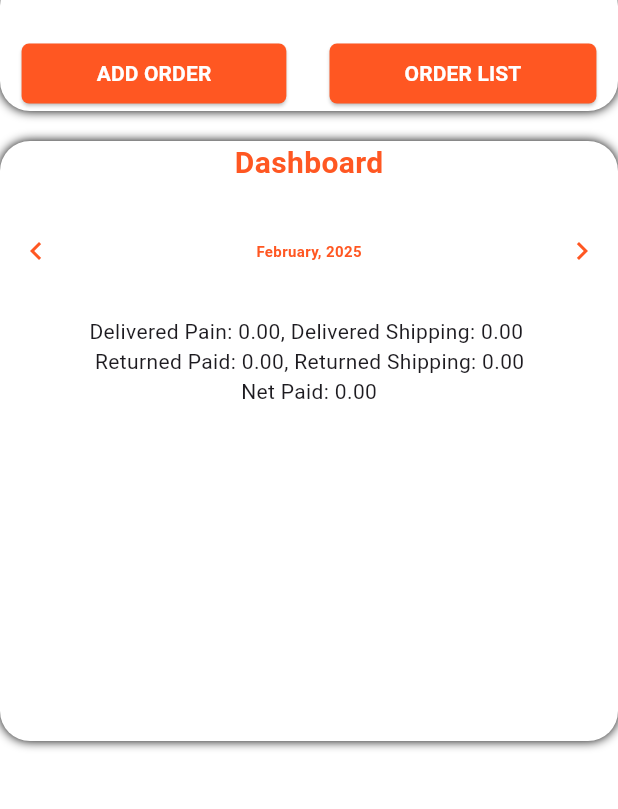
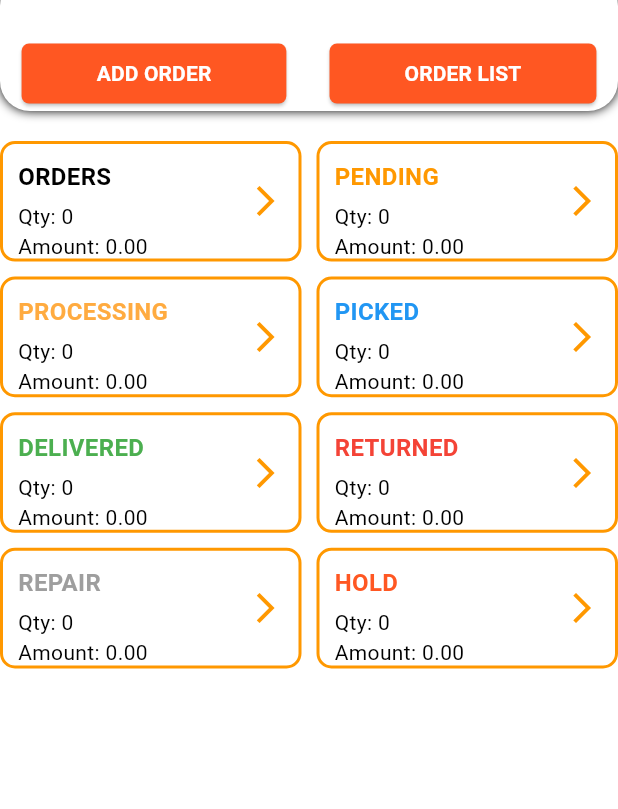
Before and after one commit to Wazid-Hossain/wa_ui, a Flutter app: the screen it shows after launch, on a phone screen of 412 x 824 dp, the part 258-1067 px from its top. Run offline on Flutter 3.47's test engine with Material 3 defaults, Android fonts, the phone set to English and light mode, and no system bars; accounts and stored records are empty.

Commit message:
girdview cards are added

```diff
--- a/lib/pages/HomeScreen/MainHome.dart
+++ b/lib/pages/HomeScreen/MainHome.dart
@@ -8,6 +8,26 @@ class MainHome extends StatefulWidget {
 }
 
 class _MainHomeState extends State<MainHome> {
+  final List<Map<String, dynamic>> statuses = [
+    {'title': 'ORDERS', 'color': Colors.black},
+    {'title': 'PENDING', 'color': Colors.orange},
+    {'title': 'PROCESSING', 'color': Colors.orangeAccent},
+    {'title': 'PICKED', 'color': Colors.blue},
+    {'title': 'DELIVERED', 'color': Colors.green},
+    {'title': 'RETURNED', 'color': Colors.red},
+    {'title': 'REPAIR', 'color': Colors.grey},
+    {'title': 'HOLD', 'color': Colors.deepOrange},
+  ];
+
+  void onCardTap(String title) {
+    Navigator.push(
+      context,
+      MaterialPageRoute(
+        builder: (context) => OrderDetailsScreen(status: title),
+      ),
+    );
+  }
+
   @override
   Widget build(BuildContext context) {
     return Scaffold(
@@ -29,10 +49,7 @@ class _MainHomeState extends State<MainHome> {
       body: SingleChildScrollView(
         child: Column(
           children: [
-            Image(
-              image: AssetImage('images/zeo_logo.jpg'),
-              height: 100,
-            ),
+            Image(image: AssetImage('images/zeo_logo.jpg'), height: 100),
             Center(
               child: Container(
                 height: 90,
@@ -42,10 +59,9 @@ class _MainHomeState extends State<MainHome> {
                   borderRadius: BorderRadius.circular(20),
                   boxShadow: [
                     BoxShadow(
-                      color: Colors.black,
-                      blurRadius: 5,
-                      offset: const Offset(0, 0),
-                    ),
+                        color: Colors.black,
+                        blurRadius: 5,
+                        offset: Offset(0, 0)),
                   ],
                 ),
                 child: Column(
@@ -58,9 +74,7 @@ class _MainHomeState extends State<MainHome> {
                         fontSize: 15,
                       ),
                     ),
-                    SizedBox(
-                      height: 20,
-                    ),
+                    SizedBox(height: 20),
                     Row(
                       mainAxisAlignment: MainAxisAlignment.spaceAround,
                       children: [
@@ -77,11 +91,7 @@ class _MainHomeState extends State<MainHome> {
                             padding: EdgeInsets.symmetric(
                                 horizontal: 50, vertical: 10),
                             shape: RoundedRectangleBorder(
-                              borderRadius: BorderRadius.horizontal(
-                                right: Radius.circular(5),
-                                left: Radius.circular(5),
-                              ),
-                            ),
+                                borderRadius: BorderRadius.circular(5)),
                           ),
                         ),
                         ElevatedButton(
@@ -97,11 +107,7 @@ class _MainHomeState extends State<MainHome> {
                             padding: EdgeInsets.symmetric(
                                 horizontal: 50, vertical: 10),
                             shape: RoundedRectangleBorder(
-                              borderRadius: BorderRadius.horizontal(
-                                left: Radius.circular(5),
-                                right: Radius.circular(5),
-                              ),
-                            ),
+                                borderRadius: BorderRadius.circular(5)),
                           ),
                         ),
                       ],
@@ -110,80 +116,95 @@ class _MainHomeState extends State<MainHome> {
                 ),
               ),
             ),
-            SizedBox(
-              height: 20,
+            SizedBox(height: 20),
+            GridView.builder(
+              shrinkWrap: true,
+              physics: NeverScrollableScrollPhysics(),
+              gridDelegate: SliverGridDelegateWithFixedCrossAxisCount(
+                crossAxisCount: 2,
+                childAspectRatio: 2.5,
+                crossAxisSpacing: 10,
+                mainAxisSpacing: 10,
+              ),
+              itemCount: statuses.length,
+              itemBuilder: (context, index) {
+                return GestureDetector(
+                  onTap: () => onCardTap(statuses[index]['title']),
+                  child: OrderStatusCard(
+                    title: statuses[index]['title'],
+                    color: statuses[index]['color'],
+                  ),
+                );
+              },
             ),
-            Column(
-              children: [
-                Container(
-                  height: 400,
-                  width:
-                      500, //our we use double.infinity to adject the container full screen
-                  decoration: BoxDecoration(
-                    color: Colors.white,
-                    borderRadius: BorderRadius.circular(20),
-                    boxShadow: [
-                      BoxShadow(
-                        color: Colors.black,
-                        blurRadius: 5,
-                        offset: Offset(0, 0),
-                      ),
-                    ],
-                  ),
-                  child: Column(
-                    mainAxisAlignment: MainAxisAlignment.start,
-                    children: [
-                      Text(
-                        'Dashboard',
-                        style: TextStyle(
-                            color: Colors.deepOrange,
-                            fontWeight: FontWeight.bold,
-                            fontSize: 20),
-                      ),
-                      SizedBox(
-                        height: 20,
-                      ),
-                      Row(
-                        mainAxisAlignment: MainAxisAlignment.spaceBetween,
-                        children: [
-                          IconButton(
-                            onPressed: () {},
-                            icon: Icon(
-                              Icons.chevron_left,
-                              color: Colors.deepOrange,
-                            ),
-                          ),
-                          Text(
-                            'February, 2025',
-                            style: TextStyle(
-                                color: Colors.deepOrange,
-                                fontWeight: FontWeight.bold,
-                                fontSize: 10),
-                          ),
-                          IconButton(
-                              onPressed: () {},
-                              icon: Icon(
-                                Icons.chevron_right,
-                                color: Colors.deepOrange,
-                              ))
-                        ],
-                      ),
-                      SizedBox(
-                        height: 20,
-                      ),
-                      Text(
-                        'Delivered Pain: 0.00, Delivered Shipping: 0.00 \n Returned Paid: 0.00, Returned Shipping: 0.00',
-                        style: TextStyle(),
-                      ),
-                      Text('Net Paid: 0.00'),
-                    ],
-                  ),
-                )
-              ],
-            )
           ],
         ),
       ),
     );
   }
 }
+
+class OrderStatusCard extends StatelessWidget {
+  final String title;
+  final Color color;
+
+  OrderStatusCard({required this.title, required this.color});
+
+  @override
+  Widget build(BuildContext context) {
+    return Container(
+      decoration: BoxDecoration(
+        border: Border.all(color: Colors.orange, width: 2),
+        borderRadius: BorderRadius.circular(10),
+      ),
+      padding: EdgeInsets.all(10),
+      child: Row(
+        mainAxisAlignment: MainAxisAlignment.spaceBetween,
+        children: [
+          Column(
+            crossAxisAlignment: CrossAxisAlignment.start,
+            mainAxisAlignment: MainAxisAlignment.center,
+            children: [
+              Text(
+                title,
+                style: TextStyle(
+                  fontWeight: FontWeight.bold,
+                  fontSize: 16,
+                  color: color,
+                ),
+              ),
+              SizedBox(height: 5),
+              Text('Qty: 0',
+                  style: TextStyle(fontSize: 14, color: Colors.black)),
+              Text('Amount: 0.00',
+                  style: TextStyle(fontSize: 14, color: Colors.black)),
+            ],
+          ),
+          Icon(Icons.arrow_forward_ios, color: Colors.orange),
+        ],
+      ),
+    );
+  }
+}
+
+class OrderDetailsScreen extends StatelessWidget {
+  final String status;
+
+  OrderDetailsScreen({required this.status});
+
+  @override
+  Widget build(BuildContext context) {
+    return Scaffold(
+      appBar: AppBar(
+        title: Text('$status Details'),
+        backgroundColor: Colors.black,
+      ),
+      body: Center(
+        child: Text(
+          'Details for $status orders',
+          style: TextStyle(fontSize: 18, fontWeight: FontWeight.bold),
+        ),
+      ),
+    );
+  }
+}
```
Also changed, not shown: lib/Mainhome_2.dart (+87 -46 lines).
